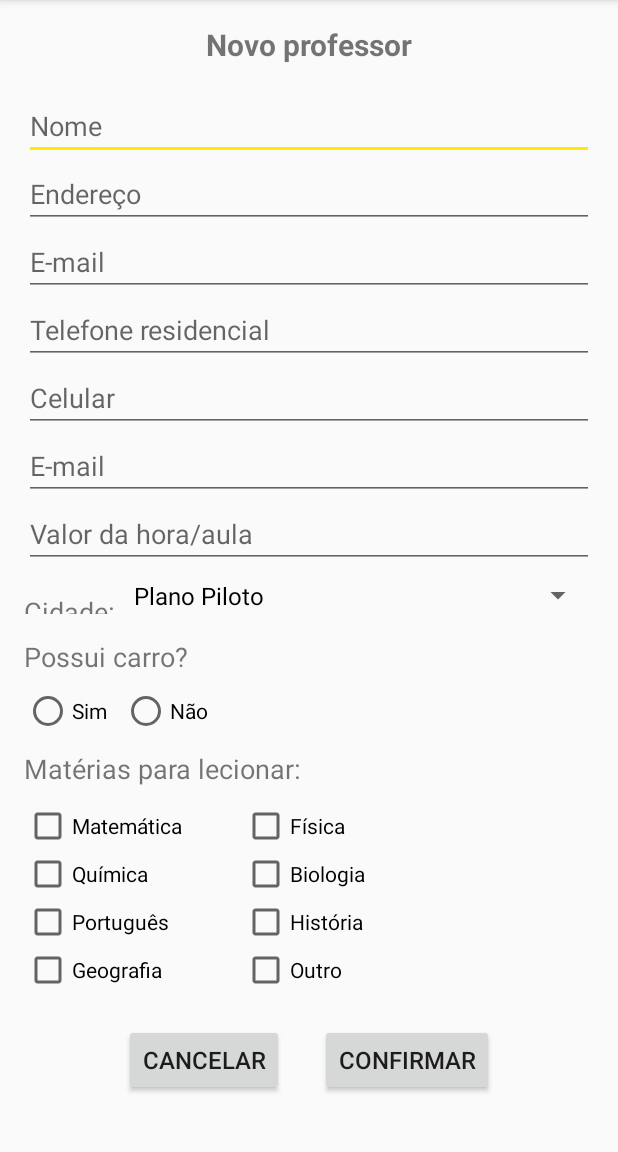
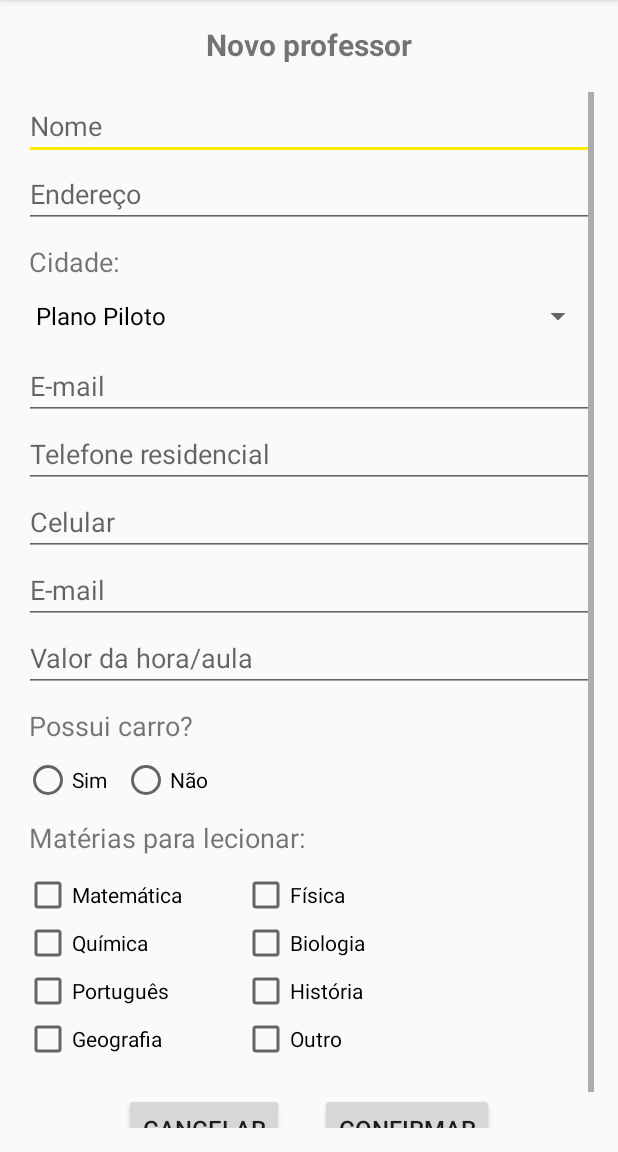
Before and after one commit to gabrielsclimaco/BrainstormApp, an Android app: the TeacherFormActivity screen opened directly, with no data from a screen before it, on a phone screen of 412 x 824 dp, the part 84-1236 px from its top. Run offline under Robolectric (Android 15) with nearby library versions, the light colour scheme and no system bars.

Commit message:
Create and set teacher

```diff
--- a/app/src/main/res/layout/activity_teacher_form.xml
+++ b/app/src/main/res/layout/activity_teacher_form.xml
@@ -39,12 +39,6 @@
                 android:layout_height="match_parent"
                 android:ems="10"
             android:id="@+id/editTextTeacherName"
-                android:layout_alignBaseline="@+id/textViewTeacherName"
-                android:layout_alignBottom="@+id/textViewTeacherName"
-                android:layout_alignParentRight="true"
-                android:layout_alignParentEnd="true"
-                android:layout_toRightOf="@+id/textViewTeacherName"
-                android:layout_toEndOf="@+id/textViewTeacherName"
             android:hint="Nome"/>
 
             <EditText
@@ -52,25 +46,27 @@
             android:layout_height="match_parent"
             android:ems="10"
             android:id="@+id/editTextTeacherAddress"
-                android:layout_alignBaseline="@+id/textViewTeacherAddress"
-                android:layout_alignBottom="@+id/textViewTeacherAddress"
-                android:layout_alignParentRight="true"
-                android:layout_alignParentEnd="true"
-                android:layout_toRightOf="@+id/textViewTeacherAddress"
-                android:layout_toEndOf="@+id/textViewTeacherAddress"
             android:hint="Endereço"/>
+
+            <TextView
+                android:text="Cidade: "
+                android:layout_width="wrap_content"
+                android:layout_height="wrap_content"
+                android:id="@+id/textViewTeacherCity"
+                android:textSize="18dp"
+                android:layout_marginTop="10dp"
+                android:layout_marginLeft="3dp"/>
+
+            <Spinner
+                android:layout_width="fill_parent"
+                android:layout_height="match_parent"
+                android:id="@+id/spinnerTeacherCity"/>
 
             <EditText
                 android:layout_width="match_parent"
                 android:layout_height="match_parent"
                 android:ems="10"
                 android:id="@+id/editTextTeacherGraduation"
-                android:layout_alignBaseline="@+id/textViewTeacherGraduation"
-                android:layout_alignBottom="@+id/textViewTeacherGraduation"
-                android:layout_alignParentRight="true"
-                android:layout_alignParentEnd="true"
-                android:layout_alignLeft="@+id/editTextTeacherEmail"
-                android:layout_alignStart="@+id/editTextTeacherEmail"
                 android:hint="E-mail"/>
 
             <EditText
@@ -79,9 +75,6 @@
                 android:inputType="phone"
                 android:ems="10"
                 android:id="@+id/editTextTeacherPhone"
-                android:layout_below="@+id/spinnerTeacherCity"
-                android:layout_alignParentRight="true"
-                android:layout_alignParentEnd="true"
                 android:hint="Telefone residencial"/>
 
             <EditText
@@ -90,9 +83,6 @@
                 android:inputType="phone"
                 android:ems="10"
                 android:id="@+id/editTextTeacherCellphone"
-                android:layout_below="@+id/editTextTeacherPhone"
-                android:layout_alignParentRight="true"
-                android:layout_alignParentEnd="true"
                 android:hint="Celular"/>
 
             <EditText
@@ -101,9 +91,6 @@
                 android:inputType="textEmailAddress"
                 android:ems="10"
                 android:id="@+id/editTextTeacherEmail"
-                android:layout_above="@+id/editTextTeacherGraduation"
-                android:layout_alignParentRight="true"
-                android:layout_alignParentEnd="true"
                 android:hint="E-mail"/>
 
             <EditText
@@ -111,34 +98,8 @@
                 android:layout_height="match_parent"
                 android:inputType="numberDecimal"
                 android:ems="10"
-                android:id="@+id/editTextTeacherValuePerHour"
-                android:layout_alignBaseline="@+id/textViewTeacherValuePerHour"
-                android:layout_alignBottom="@+id/textViewTeacherValuePerHour"
-                android:layout_alignParentRight="true"
-                android:layout_alignParentEnd="true"
-                android:layout_toRightOf="@+id/textViewTeacherSubjects"
-                android:layout_toEndOf="@+id/textViewTeacherSubjects"
+                android:id="@+id/editTextTeacherPricePerHour"
                 android:hint="Valor da hora/aula"/>
-
-            <LinearLayout
-                android:layout_width="match_parent"
-                android:layout_height="wrap_content"
-                android:orientation="horizontal"
-                android:layout_marginTop="6dp">
-
-                <TextView
-                    android:text="Cidade: "
-                    android:layout_width="wrap_content"
-                    android:layout_height="wrap_content"
-                    android:id="@+id/textViewTeacherCity"
-                    android:textSize="18dp" />
-
-                <Spinner
-                    android:layout_width="fill_parent"
-                    android:layout_height="match_parent"
-                    android:id="@+id/spinnerTeacherCity"/>
-
-            </LinearLayout>
 
             <TextView
                 android:text="Possui carro? "
@@ -146,11 +107,8 @@
                 android:layout_height="wrap_content"
                 android:id="@+id/textViewTeacherCar"
                 android:textSize="18dp"
-                android:layout_marginTop="16dp"
-                android:layout_below="@+id/textViewTeacherGraduation"
-                android:layout_alignParentLeft="true"
-                android:layout_alignParentStart="true" />
-
+                android:layout_marginTop="10dp"
+                android:layout_marginLeft="3dp" />
 
             <RadioGroup
                 android:layout_width="match_parent"
@@ -184,6 +142,7 @@
                         android:onClick="onRadioButtonClicked"/>
 
                 </LinearLayout>
+
             </RadioGroup>
 
             <TextView
@@ -193,9 +152,8 @@
                 android:id="@+id/textViewTeacherSubjects"
                 android:textSize="18dp"
                 android:layout_marginTop="10dp"
-                android:layout_below="@+id/editTextTeacherValuePerHour"
-                android:layout_alignParentLeft="true"
-                android:layout_alignParentStart="true" />
+                android:layout_marginLeft="3dp"
+                android:layout_below="@+id/editTextTeacherValuePerHour" />
 
             <GridLayout
                 android:layout_width="match_parent"
@@ -291,7 +249,8 @@
                     android:layout_height="wrap_content"
                     android:id="@+id/buttonConfirmTeacher"
                     android:textSize="16dp"
-                    android:layout_marginLeft="12dp"/>
+                    android:layout_marginLeft="12dp"
+                    android:onClick="onTeacherCreated"/>
             </LinearLayout>
 
         </LinearLayout>
```
Also changed, not shown: app/src/main/java/com/reforcointeligente/brainstormapp/Model/Teacher.java (+16 -7 lines), app/src/main/java/com/reforcointeligente/brainstormapp/View/TeacherFormActivity.java (+50 -1 lines). Lines whose indentation alone changed are shown as unchanged.
